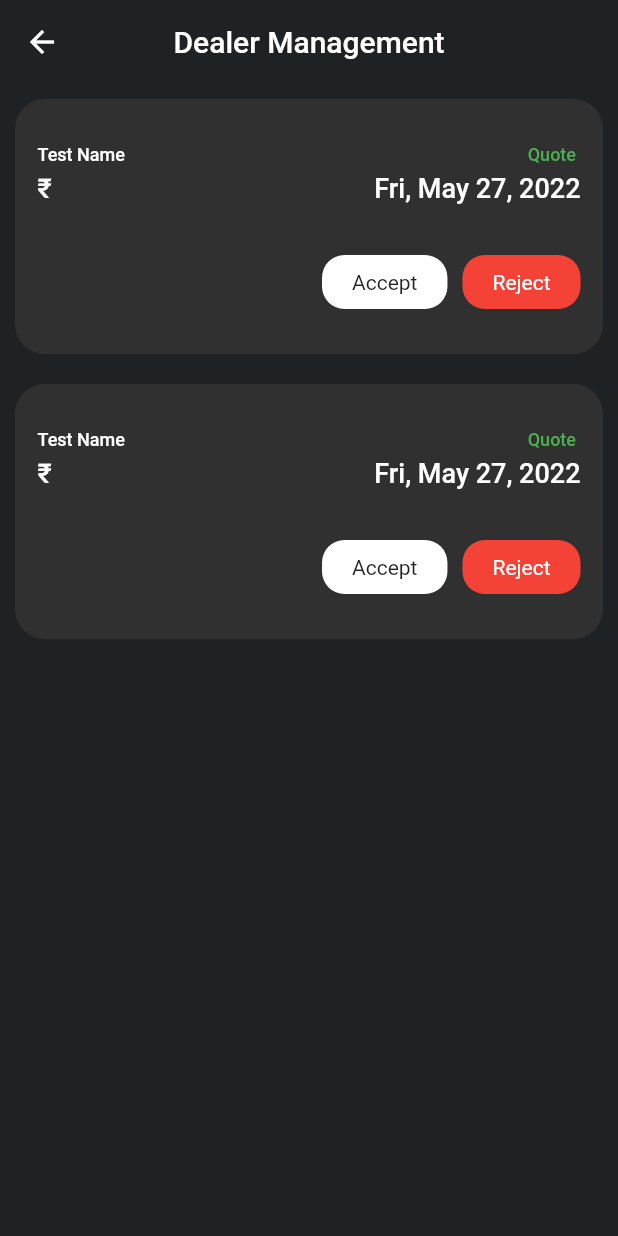
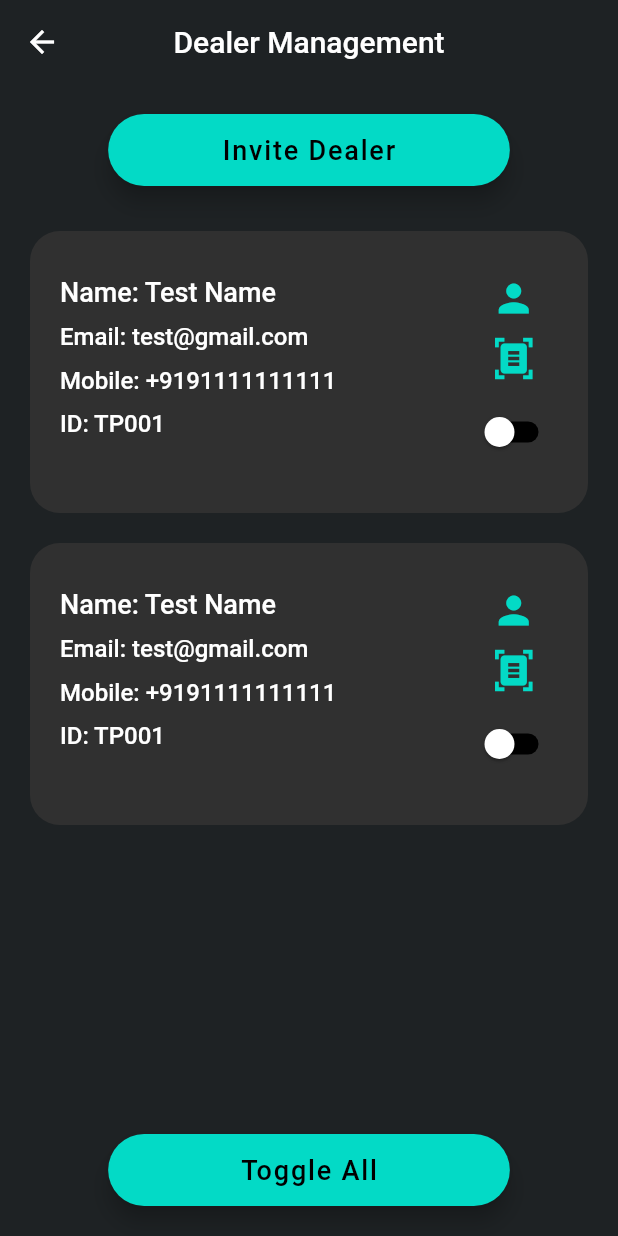
Before and after one commit to dhruvd0/cvault, a Flutter app: the DealerManagementPage screen opened directly, on a phone screen of 412 x 824 dp. Run offline on Flutter 3.47's test engine with Material 2 defaults, Android fonts, the phone set to English and light mode, and no system bars; our stand-ins replace bloc, device_preview, equatable, firebase_auth, firebase_core, flutter_bloc and 4 more; accounts and stored records are empty; network calls fail.

Commit message:
feature: dealer management

```diff
--- a/lib/Screens/admin_panel/pages/dealer_management/dealer_management_page.dart
+++ b/lib/Screens/admin_panel/pages/dealer_management/dealer_management_page.dart
@@ -21,16 +21,65 @@ class DealerManagementPage extends StatelessWidget {
         elevation: 0,
       ),
       backgroundColor: const Color(0xff1E2224),
-      body: ListView.builder(
-        itemCount: 2,
-        itemBuilder: (BuildContext context, int index) {
-          ProfileState profile =
-              ProfileInitial().copyWith(firstName: 'Test Name');
+      body: Container(
+        margin: EdgeInsets.symmetric(horizontal: 10, vertical: 10),
+        child: Column(
+          mainAxisSize: MainAxisSize.min,
+          children: [
+            SizedBox(height: 10,),
+            SizedBox(
+              width: MediaQuery.of(context).size.width * 0.65,
+              child: FloatingActionButton.extended(
+                  backgroundColor: const Color(0xff03dac6),
+                  foregroundColor: Colors.black,
+                  onPressed: () async {
 
-          return DealerTile(profile: profile);
-        },
+                  },
+                  label: Text(
+                     'Invite Dealer',
+                      style: TextStyle(
+                        fontSize: 18,
+                      ))),
+
+            ),
+             SizedBox(
+              height: 20,
+            ),
+            Flexible(
+              child: ListView.builder(
+                itemCount: 2,
+                itemBuilder: (BuildContext context, int index) {
+                  ProfileState profile = ProfileInitial().copyWith(
+                    firstName: 'Test Name',
+                    email: 'test@gmail.com',
+                    phone: '+9191111111111',
+                    code: 'TP001',
+                  );
+
+                  return DealerTile(profile: profile);
+                },
+              ),
+            ),
+              SizedBox(
+              height: 10,
+            ),
+            SizedBox(
+              width: MediaQuery.of(context).size.width * 0.65,
+              child: FloatingActionButton.extended(
+                  backgroundColor: const Color(0xff03dac6),
+                  foregroundColor: Colors.black,
+                  onPressed: () async {},
+                  label: Text('Toggle All',
+                      style: TextStyle(
+                        fontSize: 18,
+                      ))),
+            ),
+            SizedBox(
+              height: 10,
+            ),
+          ],
+        ),
       ),
     );
-
   }
 }
--- a/lib/Screens/admin_panel/pages/dealer_management/dealer_tile.dart
+++ b/lib/Screens/admin_panel/pages/dealer_management/dealer_tile.dart
@@ -1,71 +1,76 @@
 import 'package:cvault/Screens/profile/cubit/cubit/profile_state.dart';
+import 'package:cvault/constants/theme.dart';
 import 'package:flutter/material.dart';
 import 'package:intl/intl.dart';
 
-class DealerTile extends StatelessWidget {
+class DealerTile extends StatefulWidget {
   const DealerTile({Key? key, required this.profile}) : super(key: key);
   final ProfileState profile;
+
+  @override
+  State<DealerTile> createState() => _DealerTileState();
+}
+
+class _DealerTileState extends State<DealerTile> {
+  bool toggle = false;
   @override
   Widget build(BuildContext context) {
     return Container(
       width: MediaQuery.of(context).size.width,
       margin: const EdgeInsets.symmetric(vertical: 10, horizontal: 10),
-      padding: const EdgeInsets.symmetric(vertical: 30, horizontal: 15),
-      height: 170,
+      padding: const EdgeInsets.symmetric(vertical: 30, horizontal: 20),
       decoration: BoxDecoration(
         color: Colors.grey[850],
         borderRadius: BorderRadius.circular(20),
       ),
-      child: Column(
+      child: Row(
         mainAxisAlignment: MainAxisAlignment.spaceBetween,
+        crossAxisAlignment: CrossAxisAlignment.start,
         children: [
-          Row(
+          Column(
             mainAxisAlignment: MainAxisAlignment.spaceBetween,
             children: [
               Column(
                 crossAxisAlignment: CrossAxisAlignment.start,
                 children: [
                   Text(
-                    profile.firstName,
-                    style: const TextStyle(
-                      color: Colors.white,
-                      fontSize: 12,
-                      fontWeight: FontWeight.w500,
-                    ),
-                  ),
-                  const SizedBox(
-                    height: 5,
-                  ),
-                  Text(
-                    "₹" ,
+                    "Name: " + widget.profile.firstName,
                     style: const TextStyle(
                       color: Colors.white,
                       fontSize: 18,
                       fontWeight: FontWeight.w500,
                     ),
                   ),
-                ],
-              ),
-              Column(
-                crossAxisAlignment: CrossAxisAlignment.end,
-                children: [
+                  const SizedBox(
+                    height: 10,
+                  ),
                   Text(
-                    "Quote " ,
+                    "Email: " + widget.profile.email,
                     style: const TextStyle(
-                      color: Colors.green,
-                      fontSize: 12,
+                      color: Colors.white,
+                      fontSize: 16,
                       fontWeight: FontWeight.w500,
                     ),
                   ),
                   const SizedBox(
-                    height: 5,
+                    height: 10,
                   ),
                   Text(
-                    DateFormat(DateFormat.YEAR_ABBR_MONTH_WEEKDAY_DAY)
-                        .format(DateTime.now()),
+                    "Mobile: " + widget.profile.phone,
                     style: const TextStyle(
                       color: Colors.white,
-                      fontSize: 18,
+                      fontSize: 16,
+                      fontWeight: FontWeight.w500,
+                    ),
+                  ),
+                  const SizedBox(
+                    height: 10,
+                  ),
+                  Text(
+                    "ID: " + widget.profile.code,
+                    style: const TextStyle(
+                      color: Colors.white,
+                      fontSize: 16,
                       fontWeight: FontWeight.w500,
                     ),
                   ),
@@ -73,32 +78,35 @@ class DealerTile extends StatelessWidget {
               ),
             ],
           ),
-          Row(
+          Column(
             children: [
-              Expanded(child: Container()),
-              Container(
-                decoration: BoxDecoration(
-                  borderRadius: BorderRadius.circular(15),
-                  color: Colors.white,
-                ),
-                padding:
-                    const EdgeInsets.symmetric(vertical: 10, horizontal: 20),
-                child: const Text('Accept'),
+              Icon(
+                Icons.person,
+                color: ThemeColors.lightGreenAccentColor,
+                size: 30,
               ),
               const SizedBox(
-                width: 10,
+                height: 10,
               ),
-              Container(
-                decoration: BoxDecoration(
-                  borderRadius: BorderRadius.circular(15),
-                  color: Colors.red,
-                ),
-                padding:
-                    const EdgeInsets.symmetric(vertical: 10, horizontal: 20),
-                child: const Text(
-                  'Reject',
-                  style: TextStyle(color: Colors.white),
-                ),
+              Icon(
+                Icons.document_scanner,
+                color: ThemeColors.lightGreenAccentColor,
+                size: 30,
+              ),
+              const SizedBox(
+                height: 10,
+              ),
+              Switch(
+                activeColor: Colors.white,
+                activeTrackColor: Colors.green,
+                inactiveThumbColor: Colors.white,
+                inactiveTrackColor: Colors.black,
+                value: toggle,
+                onChanged: (value) {
+                  setState(() {
+                    toggle = value;
+                  });
+                },
               ),
             ],
           ),
--- a/lib/Screens/profile/cubit/cubit/profile_cubit.dart
+++ b/lib/Screens/profile/cubit/cubit/profile_cubit.dart
@@ -64,7 +64,7 @@ class ProfileCubit extends Cubit<ProfileState> {
       var map = <String, dynamic>{};
       emit(ProfileState.fromMap(map));
     } else {
-      emit(NewProfile(userType: state.userType, uid: uid));
+      emit(NewProfile(userType: state.userType, uid: uid,phone: '+919000000001'));
     }
   }
 
--- a/lib/Screens/profile/cubit/cubit/profile_state.dart
+++ b/lib/Screens/profile/cubit/cubit/profile_state.dart
@@ -11,6 +11,7 @@ class ProfileState extends Equatable {
   final String uid;
   final String userType;
   final String referralCode;
+  final String phone;
   const ProfileState({
     required this.firstName,
     required this.middleName,
@@ -20,6 +21,7 @@ class ProfileState extends Equatable {
     required this.uid,
     required this.userType,
     required this.referralCode,
+    required this.phone,
   });
   @override
   List<Object> get props {
@@ -32,12 +34,13 @@ class ProfileState extends Equatable {
       uid,
       userType,
       referralCode,
+      phone,
     ];
   }
 
   @override
   String toString() {
-    return 'ProfileState(firstName: $firstName, middleName: $middleName, lastName: $lastName, email: $email, code: $code, uid: $uid, userType: $userType, referralCode: $referralCode)';
+    return 'ProfileState(firstName: $firstName, middleName: $middleName, lastName: $lastName, email: $email, code: $code, uid: $uid, userType: $userType, referralCode: $referralCode, phone: $phone)';
   }
 
   ProfileState copyWith({
@@ -49,6 +52,7 @@ class ProfileState extends Equatable {
     String? uid,
     String? userType,
     String? referralCode,
+    String? phone,
   }) {
     return ProfileState(
       firstName: firstName ?? this.firstName,
@@ -59,6 +63,7 @@ class ProfileState extends Equatable {
       uid: uid ?? this.uid,
       userType: userType ?? this.userType,
       referralCode: referralCode ?? this.referralCode,
+      phone: phone ?? this.phone,
     );
   }
 
@@ -72,6 +77,7 @@ class ProfileState extends Equatable {
       'uid': uid,
       'userType': userType,
       'referralCode': referralCode,
+      'phone': phone,
     };
   }
 
@@ -85,6 +91,7 @@ class ProfileState extends Equatable {
       uid: map['uid'] ?? '',
       userType: map['userType'] ?? '',
       referralCode: map['referralCode'] ?? '',
+      phone: map['phone'] ?? '',
     );
   }
 
@@ -111,11 +118,12 @@ class ProfileInitial extends ProfileState {
           referralCode: '',
           userType: 'admin',
           uid: '',
+          phone: '',
         );
 }
 
 class NewProfile extends ProfileState {
-  const NewProfile({required String userType, required String uid})
+  const NewProfile({required String userType, required String uid,required String phone})
       : super(
           firstName: '',
           email: '',
@@ -125,5 +133,6 @@ class NewProfile extends ProfileState {
           referralCode: '',
           userType: userType,
           uid: uid,
+          phone: phone
         );
 }
--- a/lib/constants/theme.dart
+++ b/lib/constants/theme.dart
@@ -2,4 +2,5 @@ import 'package:flutter/cupertino.dart';
 
 class ThemeColors {
   static const Color backgroundColor = const Color(0xff1E2224);
+  static const Color lightGreenAccentColor = const Color(0xff03dac6);
 }
```
